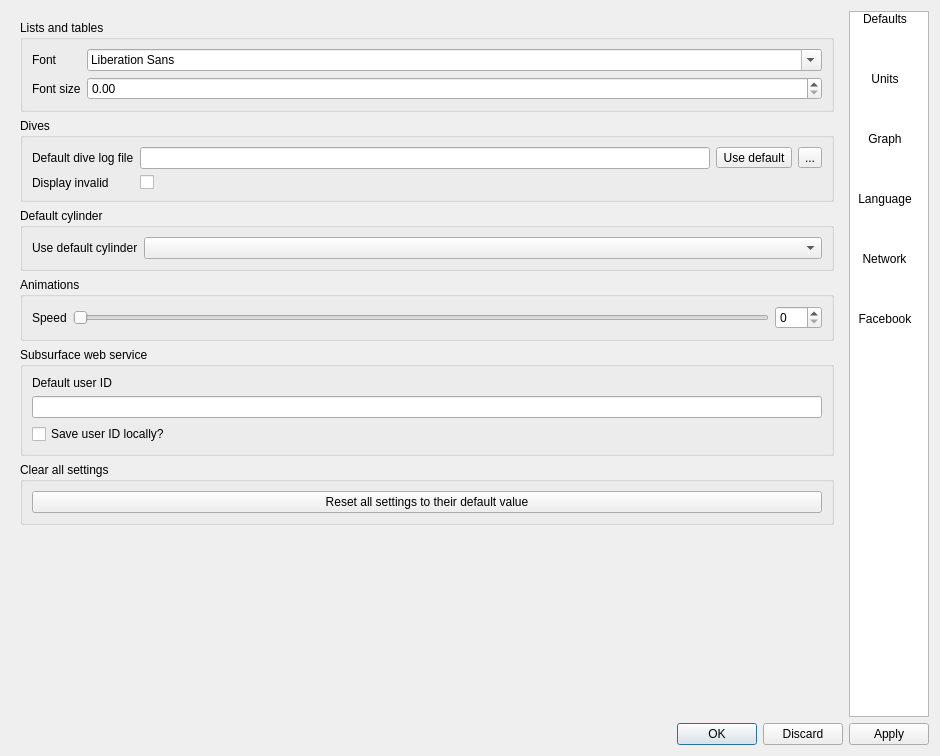
The window that qt-ui/preferences.ui (subsurface/subsurface) describes before a commit, drawn with Qt 5.
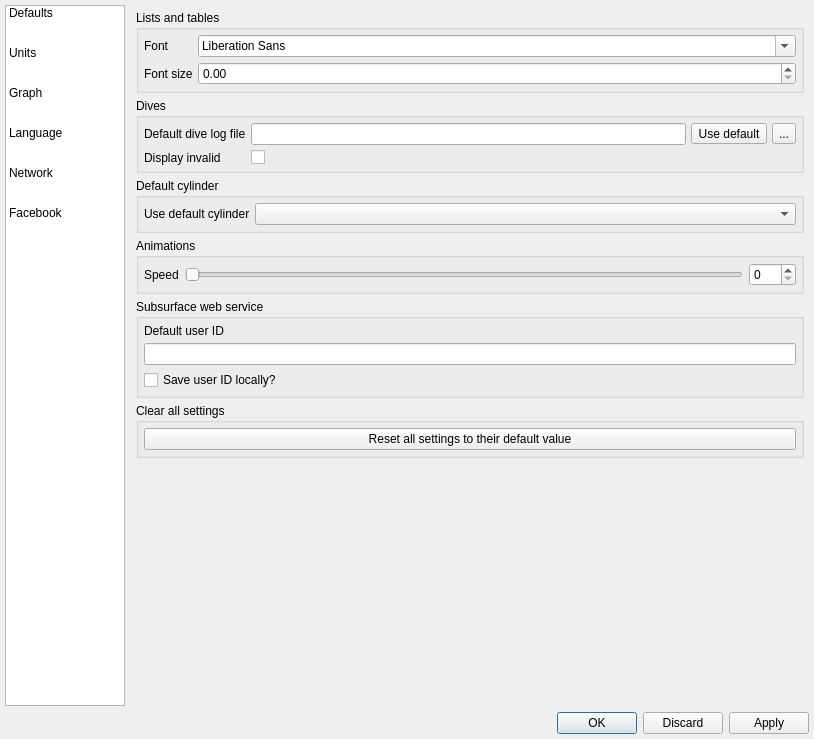
The same window after the commit. Icons and pictures are not drawn.

Commit message:
Layout issues: Fix planner layout
Layout was wrong.

Patch:
```diff
--- a/qt-ui/preferences.ui
+++ b/qt-ui/preferences.ui
@@ -6,8 +6,8 @@
    <rect>
     <x>0</x>
     <y>0</y>
-    <width>940</width>
-    <height>756</height>
+    <width>814</width>
+    <height>739</height>
    </rect>
   </property>
   <property name="windowTitle">
@@ -19,8 +19,141 @@
    </iconset>
   </property>
   <layout class="QVBoxLayout" name="verticalLayout_2">
+   <property name="leftMargin">
+    <number>5</number>
+   </property>
+   <property name="topMargin">
+    <number>5</number>
+   </property>
+   <property name="rightMargin">
+    <number>5</number>
+   </property>
+   <property name="bottomMargin">
+    <number>5</number>
+   </property>
    <item>
     <layout class="QHBoxLayout" name="horizontalLayout_2">
+     <item>
+      <widget class="QListWidget" name="listWidget">
+       <property name="sizePolicy">
+        <sizepolicy hsizetype="Minimum" vsizetype="Expanding">
+         <horstretch>0</horstretch>
+         <verstretch>0</verstretch>
+        </sizepolicy>
+       </property>
+       <property name="minimumSize">
+        <size>
+         <width>120</width>
+         <height>0</height>
+        </size>
+       </property>
+       <property name="maximumSize">
+        <size>
+         <width>120</width>
+         <height>16777215</height>
+        </size>
+       </property>
+       <property name="iconSize">
+        <size>
+         <width>24</width>
+         <height>24</height>
+        </size>
+       </property>
+       <property name="textElideMode">
+        <enum>Qt::ElideNone</enum>
+       </property>
+       <property name="movement">
+        <enum>QListView::Static</enum>
+       </property>
+       <property name="isWrapping" stdset="0">
+        <bool>true</bool>
+       </property>
+       <property name="layoutMode">
+        <enum>QListView::Batched</enum>
+       </property>
+       <property name="spacing">
+        <number>0</number>
+       </property>
+       <property name="gridSize">
+        <size>
+         <width>110</width>
+         <height>40</height>
+        </size>
+       </property>
+       <property name="viewMode">
+        <enum>QListView::ListMode</enum>
+       </property>
+       <property name="uniformItemSizes">
+        <bool>true</bool>
+       </property>
+       <property name="wordWrap">
+        <bool>true</bool>
+       </property>
+       <property name="currentRow">
+        <number>-1</number>
+       </property>
+       <item>
+        <property name="text">
+         <string>Defaults</string>
+        </property>
+        <property name="icon">
+         <iconset>
+          <normalon>:/subsurface-icon</normalon>
+         </iconset>
+        </property>
+       </item>
+       <item>
+        <property name="text">
+         <string>Units</string>
+        </property>
+        <property name="icon">
+         <iconset>
+          <normalon>:/units</normalon>
+         </iconset>
+        </property>
+       </item>
+       <item>
+        <property name="text">
+         <string>Graph</string>
+        </property>
+        <property name="icon">
+         <iconset>
+          <normalon>:/graph</normalon>
+         </iconset>
+        </property>
+       </item>
+       <item>
+        <property name="text">
+         <string>Language</string>
+        </property>
+        <property name="icon">
+         <iconset>
+          <normalon>:/advanced</normalon>
+         </iconset>
+        </property>
+       </item>
+       <item>
+        <property name="text">
+         <string>Network</string>
+        </property>
+        <property name="icon">
+         <iconset>
+          <normalon>:/network</normalon>
+         </iconset>
+        </property>
+       </item>
+       <item>
+        <property name="text">
+         <string>Facebook</string>
+        </property>
+        <property name="icon">
+         <iconset>
+          <normalon>:/facebook</normalon>
+         </iconset>
+        </property>
+       </item>
+      </widget>
+     </item>
      <item>
       <widget class="QStackedWidget" name="stackedWidget">
        <property name="sizePolicy">
@@ -34,12 +167,45 @@
        </property>
        <widget class="QWidget" name="defaults_page">
         <layout class="QVBoxLayout" name="verticalLayout_3">
+         <property name="spacing">
+          <number>5</number>
+         </property>
+         <property name="leftMargin">
+          <number>5</number>
+         </property>
+         <property name="topMargin">
+          <number>5</number>
+         </property>
+         <property name="rightMargin">
+          <number>5</number>
+         </property>
+         <property name="bottomMargin">
+          <number>5</number>
+         </property>
          <item>
           <widget class="QGroupBox" name="groupBox_2">
            <property name="title">
             <string>Lists and tables</string>
            </property>
            <layout class="QFormLayout" name="formLayout_2">
+            <property name="horizontalSpacing">
+             <number>5</number>
+            </property>
+            <property name="verticalSpacing">
+             <number>5</number>
+            </property>
+            <property name="leftMargin">
+             <number>5</number>
+            </property>
+            <property name="topMargin">
+             <number>5</number>
+            </property>
+            <property name="rightMargin">
+             <number>5</number>
+            </property>
+            <property name="bottomMargin">
+             <number>5</number>
+            </property>
             <item row="0" column="0">
              <widget class="QLabel" name="label_7">
               <property name="text">
@@ -69,6 +235,24 @@
             <string>Dives</string>
            </property>
            <layout class="QFormLayout" name="formLayout">
+            <property name="horizontalSpacing">
+             <number>5</number>
+            </property>
+            <property name="verticalSpacing">
+             <number>5</number>
+            </property>
+            <property name="leftMargin">
+             <number>5</number>
+            </property>
+            <property name="topMargin">
+             <number>5</number>
+            </property>
+            <property name="rightMargin">
+             <number>5</number>
+            </property>
+            <property name="bottomMargin">
+             <number>5</number>
+            </property>
             <item row="0" column="0">
              <widget class="QLabel" name="label_9">
               <property name="text">
@@ -123,6 +307,24 @@
             <string>Default cylinder</string>
            </property>
            <layout class="QFormLayout" name="formLayout_6">
+            <property name="horizontalSpacing">
+             <number>5</number>
+            </property>
+            <property name="verticalSpacing">
+             <number>5</number>
+            </property>
+            <property name="leftMargin">
+             <number>5</number>
+            </property>
+            <property name="topMargin">
+             <number>5</number>
+            </property>
+            <property name="rightMargin">
+             <number>5</number>
+            </property>
+            <property name="bottomMargin">
+             <number>5</number>
+            </property>
             <item row="0" column="0">
              <widget class="QLabel" name="label_11">
               <property name="text">
@@ -146,6 +348,18 @@
             <string>Animations</string>
            </property>
            <layout class="QHBoxLayout" name="horizontalLayout_7">
+            <property name="leftMargin">
+             <number>5</number>
+            </property>
+            <property name="topMargin">
+             <number>5</number>
+            </property>
+            <property name="rightMargin">
+             <number>5</number>
+            </property>
+            <property name="bottomMargin">
+             <number>5</number>
+            </property>
             <item>
              <widget class="QLabel" name="label_15">
               <property name="text">
@@ -179,6 +393,21 @@
             <string>Subsurface web service</string>
            </property>
            <layout class="QVBoxLayout" name="verticalLayout_7">
+            <property name="spacing">
+             <number>5</number>
+            </property>
+            <property name="leftMargin">
+             <number>5</number>
+            </property>
+            <property name="topMargin">
+             <number>5</number>
+            </property>
+            <property name="rightMargin">
+             <number>5</number>
+            </property>
+            <property name="bottomMargin">
+             <number>5</number>
+            </property>
             <item>
              <widget class="QLabel" name="label_16">
               <property name="text">
@@ -205,6 +434,21 @@
             <string>Clear all settings</string>
            </property>
            <layout class="QVBoxLayout" name="verticalLayout_7b">
+            <property name="spacing">
+             <number>5</number>
+            </property>
+            <property name="leftMargin">
+             <number>5</number>
+            </property>
+            <property name="topMargin">
+             <number>5</number>
+            </property>
+            <property name="rightMargin">
+             <number>5</number>
+            </property>
+            <property name="bottomMargin">
+             <number>5</number>
+            </property>
             <item>
              <widget class="QPushButton" name="resetSettings">
               <property name="text">
@@ -232,6 +476,21 @@
        </widget>
        <widget class="QWidget" name="units_page">
         <layout class="QVBoxLayout" name="verticalLayout">
+         <property name="spacing">
+          <number>5</number>
+         </property>
+         <property name="leftMargin">
+          <number>5</number>
+         </property>
+         <property name="topMargin">
+          <number>5</number>
+         </property>
+         <property name="rightMargin">
+          <number>5</number>
+         </property>
+         <property name="bottomMargin">
+          <number>5</number>
+         </property>
          <item>
           <layout class="QHBoxLayout" name="horizontalLayout">
            <item>
@@ -244,7 +503,7 @@
            <item>
             <widget class="QRadioButton" name="metric">
              <property name="text">
-              <string>Metric</string>
+              <string>&amp;Metric</string>
              </property>
              <attribute name="buttonGroup">
               <string notr="true">buttonGroup_6</string>
@@ -264,7 +523,7 @@
            <item>
             <widget class="QRadioButton" name="personalize">
              <property name="text">
-              <string>Personalize</string>
+              <string>Personali&amp;ze</string>
              </property>
              <attribute name="buttonGroup">
               <string notr="true">buttonGroup_6</string>
@@ -516,6 +775,21 @@
        </widget>
        <widget class="QWidget" name="graph_page">
         <layout class="QVBoxLayout" name="verticalLayout_5">
+         <property name="spacing">
+          <number>5</number>
+         </property>
+         <property name="leftMargin">
+          <number>5</number>
+         </property>
+         <property name="topMargin">
+          <number>5</number>
+         </property>
+         <property name="rightMargin">
+          <number>5</number>
+         </property>
+         <property name="bottomMargin">
+          <number>5</number>
+         </property>
          <item>
           <widget class="QGroupBox" name="groupBox_4">
            <property name="title">
@@ -782,6 +1056,21 @@
        </widget>
        <widget class="QWidget" name="language_page">
         <layout class="QVBoxLayout" name="verticalLayout_6">
+         <property name="spacing">
+          <number>5</number>
+         </property>
+         <property name="leftMargin">
+          <number>5</number>
+         </property>
+         <property name="topMargin">
+          <number>5</number>
+         </property>
+         <property name="rightMargin">
+          <number>5</number>
+         </property>
+         <property name="bottomMargin">
+          <number>5</number>
+         </property>
          <item>
           <layout class="QHBoxLayout" name="horizontalLayout_6">
            <item>
@@ -823,6 +1112,21 @@
        </widget>
        <widget class="QWidget" name="network_page">
         <layout class="QVBoxLayout" name="verticalLayout_15">
+         <property name="spacing">
+          <number>5</number>
+         </property>
+         <property name="leftMargin">
+          <number>5</number>
+         </property>
+         <property name="topMargin">
+          <number>5</number>
+         </property>
+         <property name="rightMargin">
+          <number>5</number>
+         </property>
+         <property name="bottomMargin">
+          <number>5</number>
+         </property>
          <item>
           <widget class="QGroupBox" name="groupBox_10">
            <property name="title">
@@ -964,6 +1268,21 @@
        </widget>
        <widget class="QWidget" name="facebook_page">
         <layout class="QVBoxLayout" name="fbLayout">
+         <property name="spacing">
+          <number>5</number>
+         </property>
+         <property name="leftMargin">
+          <number>5</number>
+         </property>
+         <property name="topMargin">
+          <number>5</number>
+         </property>
+         <property name="rightMargin">
+          <number>5</number>
+         </property>
+         <property name="bottomMargin">
+          <number>5</number>
+         </property>
          <item>
           <widget class="QLabel" name="FBLabel">
            <property name="wordWrap">
@@ -992,127 +1311,6 @@
        </widget>
       </widget>
      </item>
-     <item>
-      <widget class="QListWidget" name="listWidget">
-       <property name="sizePolicy">
-        <sizepolicy hsizetype="Minimum" vsizetype="Expanding">
-         <horstretch>0</horstretch>
-         <verstretch>0</verstretch>
-        </sizepolicy>
-       </property>
-       <property name="minimumSize">
-        <size>
-         <width>80</width>
-         <height>0</height>
-        </size>
-       </property>
-       <property name="maximumSize">
-        <size>
-         <width>80</width>
-         <height>16777215</height>
-        </size>
-       </property>
-       <property name="iconSize">
-        <size>
-         <width>40</width>
-         <height>40</height>
-        </size>
-       </property>
-       <property name="textElideMode">
-        <enum>Qt::ElideNone</enum>
-       </property>
-       <property name="movement">
-        <enum>QListView::Static</enum>
-       </property>
-       <property name="isWrapping" stdset="0">
-        <bool>true</bool>
-       </property>
-       <property name="layoutMode">
-        <enum>QListView::Batched</enum>
-       </property>
-       <property name="spacing">
-        <number>0</number>
-       </property>
-       <property name="gridSize">
-        <size>
-         <width>70</width>
-         <height>60</height>
-        </size>
-       </property>
-       <property name="viewMode">
-        <enum>QListView::IconMode</enum>
-       </property>
-       <property name="uniformItemSizes">
-        <bool>false</bool>
-       </property>
-       <property name="wordWrap">
-        <bool>true</bool>
-       </property>
-       <property name="currentRow">
-        <number>-1</number>
-       </property>
-       <item>
-        <property name="text">
-         <string>Defaults</string>
-        </property>
-        <property name="icon">
-         <iconset>
-          <normalon>:/subsurface-icon</normalon>
-         </iconset>
-        </property>
-       </item>
-       <item>
-        <property name="text">
-         <string>Units</string>
-        </property>
-        <property name="icon">
-         <iconset>
-          <normalon>:/units</normalon>
-         </iconset>
-        </property>
-       </item>
-       <item>
-        <property name="text">
-         <string>Graph</string>
-        </property>
-        <property name="icon">
-         <iconset>
-          <normalon>:/graph</normalon>
-         </iconset>
-        </property>
-       </item>
-       <item>
-        <property name="text">
-         <string>Language</string>
-        </property>
-        <property name="icon">
-         <iconset>
-          <normalon>:/advanced</normalon>
-         </iconset>
-        </property>
-       </item>
-       <item>
-        <property name="text">
-         <string>Network</string>
-        </property>
-        <property name="icon">
-         <iconset>
-          <normalon>:/network</normalon>
-         </iconset>
-        </property>
-       </item>
-       <item>
-        <property name="text">
-         <string>Facebook</string>
-        </property>
-        <property name="icon">
-         <iconset>
-          <normalon>:/facebook</normalon>
-         </iconset>
-        </property>
-       </item>
-      </widget>
-     </item>
     </layout>
    </item>
    <item>
```
Left out of the diff: 6 changed lines with no effect on the pictures. The commit also changes 2 other files.
